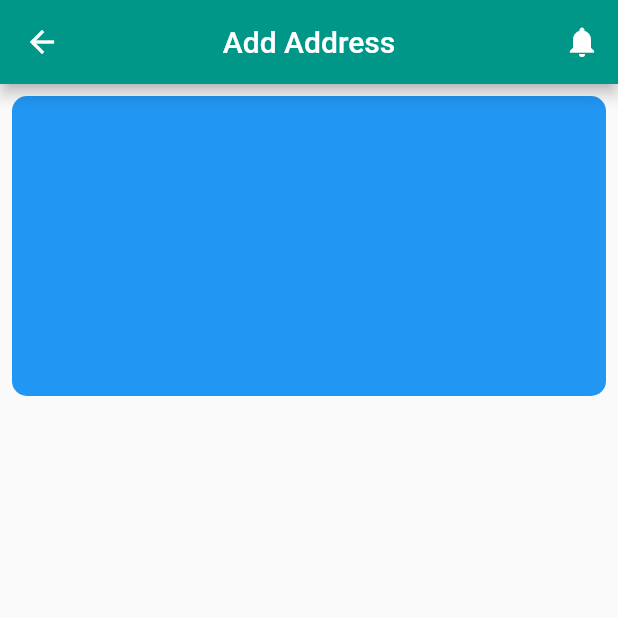
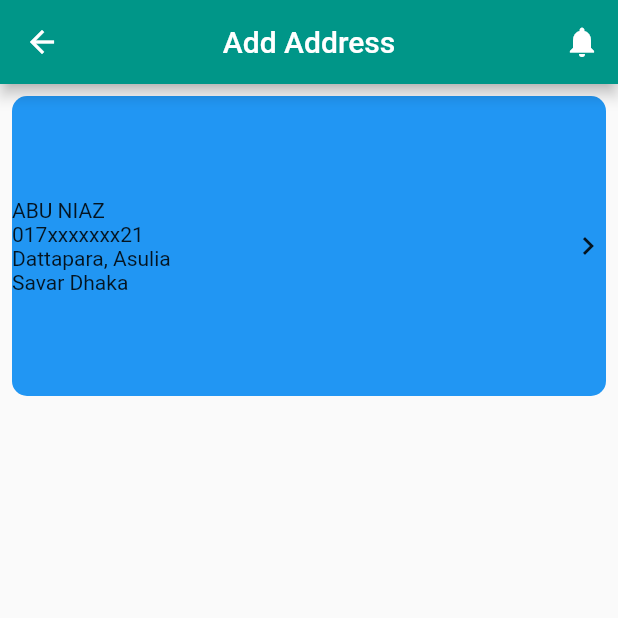
Before and after one commit to AbuNiaz/Food_service_ui_design, a Flutter app: the AdressHome screen opened directly, on a phone screen of 412 x 824 dp, the top half of it. Run offline on Flutter 3.47's test engine with Material 2 defaults, Android fonts, the phone set to English and light mode, and no system bars; missing offline and left inert: dart:ffi.

Commit message:
Update a_home.dart

```diff
--- a/food_sevice_ui/lib/adress_form/a_home.dart
+++ b/food_sevice_ui/lib/adress_form/a_home.dart
@@ -23,6 +23,22 @@ class AdressHome extends StatelessWidget {
                 decoration: BoxDecoration(
                     borderRadius: BorderRadius.circular(10),
                     color: Colors.blue),
+                child: Row(
+                  mainAxisAlignment: MainAxisAlignment.spaceBetween,
+                  children: [
+                    Column(
+                      mainAxisAlignment: MainAxisAlignment.center,
+                      crossAxisAlignment: CrossAxisAlignment.start,
+                      children: const [
+                        Text('ABU NIAZ'),
+                        Text('017xxxxxxx21'),
+                        Text('Dattapara, Asulia'),
+                        Text('Savar Dhaka'),
+                      ],
+                    ),
+                    const Icon(Icons.navigate_next)
+                  ],
+                ),
               )
             ],
           )
```
